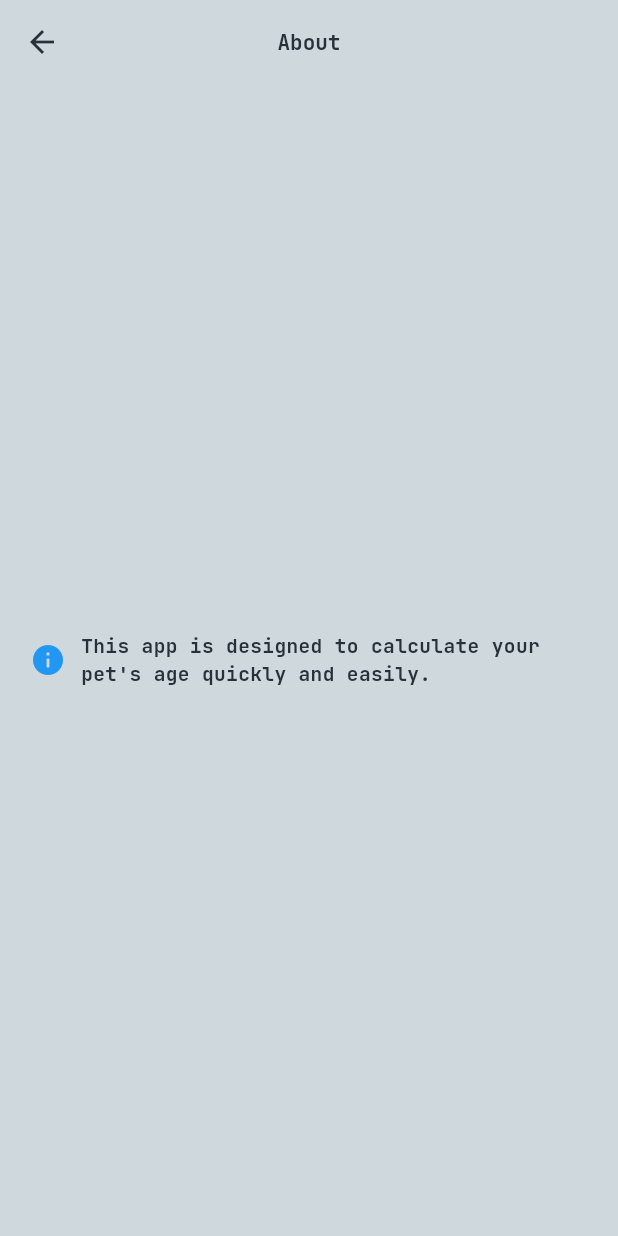
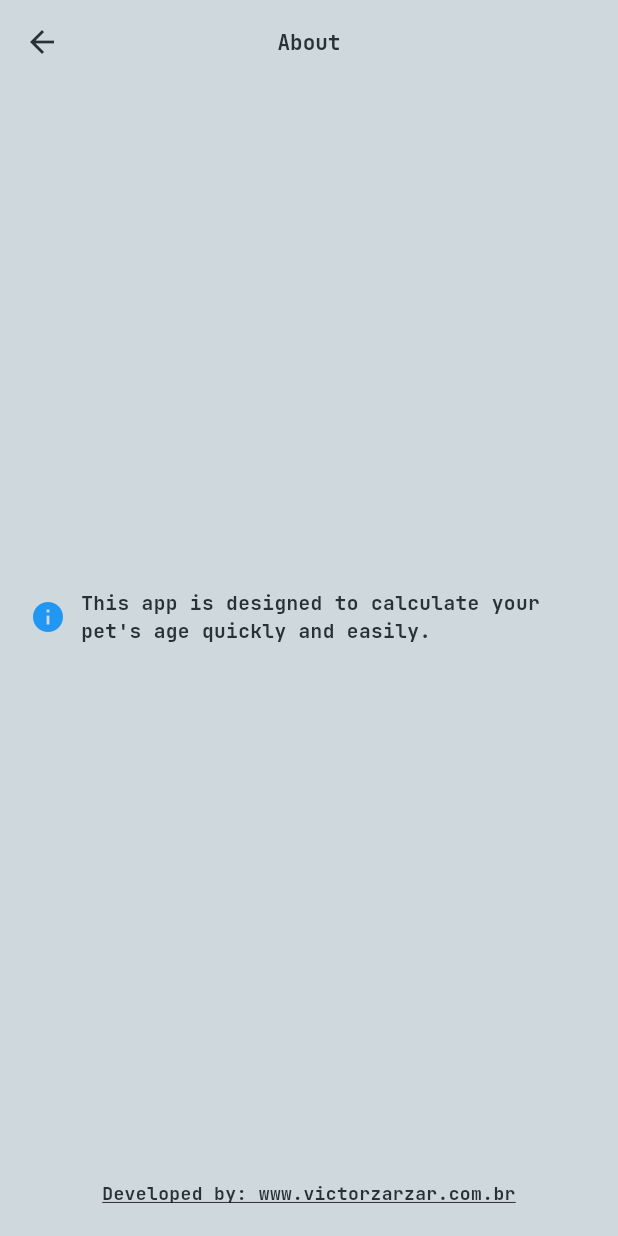
Before and after one commit to Victor-Zarzar/age-pet, a Flutter app: the SettingPage screen opened directly, after a tap on "About", on a phone screen of 412 x 824 dp. Run offline on Flutter 3.47's test engine with Material 3 defaults, Android fonts, the phone set to English and light mode, and no system bars; our stand-ins replace awesome_notifications, easy_localization, getwidget, google_fonts, shared_preferences; accounts and stored records are empty.

Commit message:
Chore: add package url_launcher and update component & correct semanticlabels

```diff
--- a/assets/translations/en-US.json
+++ b/assets/translations/en-US.json
@@ -24,6 +24,10 @@
   "responsedog": "Age - Years",
   "about": "About",
   "abouttext": "This app is designed to calculate your pet's age quickly and easily.",
+  "launch_error": "Could not launch",
+  "backtopage": "Back to page",
+  "informationicon": "Information icon",
+  "developed": "Developed by: www.victorzarzar.com.br",
   "image_pet": "Image Pets",
   "darkmode": "Dark Mode",
   "image_1_label": "Image of a kitten",
@@ -42,6 +46,8 @@
   "image_14_label": "Image of a puppy on a leash sitting",
   "image_15_label": "Image of a dog with hearts in the background",
   "image_16_label": "Image of a dog and a duckling",
+  "openbutton": "Open Button",
+  "closebutton": "Close Button",
   "title1": "How many years does a cat live?",
   "content1": "Currently, the average life expectancy of a domestic cat is 15 years. According to Petz's veterinarian, Dr. Viviane Itaziki, it applies to any cat, including those without a defined breed.",
   "title2": "Why do cats bite?",
--- a/assets/translations/es.json
+++ b/assets/translations/es.json
@@ -24,6 +24,10 @@
     "responsedog": "Edad - Años",
     "acerca de": "Acerca de",
     "abouttext": "Esta aplicación está diseñada para calcular la edad de tu mascota de forma rápida y sencilla.",
+    "launch_error": "No se pudo iniciar",
+    "backtopage": "Volver a la página",
+    "informationicon": "Ícono de información",
+    "developed": "Desarrollado por: www.victorzarzar.com.br",
     "image_pet": "Imagen de mascotas",
     "darkmode": "Modo Oscuro",
     "image_1_label": "Imagen de un gatito",
@@ -42,6 +46,8 @@
     "image_14_label": "Imagen de un cachorro sentado con una correa",
     "image_15_label": "Imagen de un perro con corazones de fondo",
     "image_16_label": "Imagen de un perro y un patito",
+    "openbutton": "Botón Abrir",
+    "closebutton": "Botón Cerrar",
     "title1": "¿Cuántos años vive un gato?",
     "content1": "Actualmente, la esperanza de vida media de un gato doméstico es de 15 años. Según la veterinaria de Petz, Dra. Viviane Itaziki, se aplica a cualquier gato, incluidos los que no tienen una raza definida.",
     "title2": "¿Por qué muerden los gatos?",
--- a/lib/pages/AboutPage/about_page.dart
+++ b/lib/pages/AboutPage/about_page.dart
@@ -5,6 +5,7 @@ import 'package:flutter/material.dart';
 import 'package:getwidget/getwidget.dart';
 import 'package:google_fonts/google_fonts.dart';
 import 'package:provider/provider.dart';
+import 'package:url_launcher/url_launcher.dart';
 
 class AboutPage extends StatefulWidget {
   const AboutPage({super.key});
@@ -14,6 +15,15 @@ class AboutPage extends StatefulWidget {
 }
 
 class _AboutPageState extends State<AboutPage> {
+  Future<void> _launchURL(String url) async {
+    final Uri uri = Uri.parse(url);
+    if (await canLaunchUrl(uri)) {
+      await launchUrl(uri);
+    } else {
+      throw '${'launch_error'.tr()} $url';
+    }
+  }
+
   @override
   Widget build(BuildContext context) {
     double myHeight = MediaQuery.of(context).size.height;
@@ -53,6 +63,7 @@ class _AboutPageState extends State<AboutPage> {
                         color: notifier.isDark
                             ? FontTextColor.secondaryColor
                             : FontTextColor.primaryColor,
+                        semanticLabel: 'backtopage'.tr(),
                       ),
                       onPressed: () {
                         Navigator.pop(context);
@@ -63,9 +74,17 @@ class _AboutPageState extends State<AboutPage> {
                 Expanded(
                   child: Padding(
                     padding: const EdgeInsets.all(20.0),
-                    child: Row(
+                    child: Column(
+                      crossAxisAlignment: CrossAxisAlignment.start,
+                      mainAxisAlignment: MainAxisAlignment.center,
                       children: [
-                        Icon(Icons.info, color: IconColor.secondaryColor),
+                        Row(
+                          children: [
+                            Icon(
+                              Icons.info,
+                              color: IconColor.secondaryColor,
+                              semanticLabel: 'informationicon'.tr(),
+                            ),
                             const SizedBox(width: 10),
                             Expanded(
                               child: Text(
@@ -83,6 +102,34 @@ class _AboutPageState extends State<AboutPage> {
                             ),
                           ],
                         ),
+                      ],
+                    ),
+                  ),
+                ),
+                Padding(
+                  padding: const EdgeInsets.all(20.0),
+                  child: Center(
+                    child: GestureDetector(
+                      onTap: () {
+                        _launchURL('https://www.victorzarzar.com.br');
+                      },
+                      child: Flexible(
+                        child: Text(
+                          'developed'.tr(),
+                          textAlign: TextAlign.center,
+                          style: GoogleFonts.jetBrainsMono(
+                            textStyle: TextStyle(
+                              fontSize: 12,
+                              fontWeight: FontWeight.bold,
+                              color: notifier.isDark
+                                  ? FontTextColor.secondaryColor
+                                  : FontTextColor.primaryColor,
+                              decoration: TextDecoration.underline,
+                            ),
+                          ),
+                        ),
+                      ),
+                    ),
                   ),
                 ),
               ],
--- a/lib/pages/CuriositiesPage/curiosities_app.dart
+++ b/lib/pages/CuriositiesPage/curiosities_app.dart
@@ -1,4 +1,5 @@
 import 'package:age_pet/components/AccordionData/accordion_data_app.dart';
+import 'package:easy_localization/easy_localization.dart';
 import 'package:flutter/material.dart';
 import 'package:getwidget/getwidget.dart';
 import 'package:google_fonts/google_fonts.dart';
@@ -47,12 +48,14 @@ class _CuriositiesPageState extends State<CuriositiesPage> {
                           color: notifier.isDark
                               ? IconColor.primaryColor
                               : IconColor.thirdColor,
+                          semanticLabel: 'openbutton'.tr(),
                         ),
                         expandedIcon: Icon(
                           Icons.keyboard_double_arrow_up,
                           color: notifier.isDark
                               ? IconColor.primaryColor
                               : IconColor.thirdColor,
+                          semanticLabel: 'closebutton'.tr(),
                         ),
                         title: item['title'],
                         content: item['content'],
--- a/lib/pages/SettingsPage/settings_page.dart
+++ b/lib/pages/SettingsPage/settings_page.dart
@@ -35,6 +35,7 @@ class _SettingPageState extends State<SettingPage> {
                     children: [
                       Image.asset(
                         'assets/imgs/pets.png',
+                        semanticLabel: 'image_pet'.tr(),
                       ),
                     ],
                   ),
@@ -46,7 +47,10 @@ class _SettingPageState extends State<SettingPage> {
                     value: notifier.isDark,
                     onChanged: (value) => notifier.changeTheme(),
                   ),
-                  leading: const Icon(Icons.dark_mode),
+                  leading: Icon(
+                    Icons.dark_mode,
+                    semanticLabel: 'darkmode'.tr(),
+                  ),
                   title: Text(
                     'darkmode'.tr(),
                     style: GoogleFonts.jetBrainsMono(
@@ -61,7 +65,10 @@ class _SettingPageState extends State<SettingPage> {
                   ),
                 ),
                 ListTile(
-                  leading: const Icon(Icons.info),
+                  leading: Icon(
+                    Icons.info,
+                    semanticLabel: 'informationicon'.tr(),
+                  ),
                   title: Text(
                     'about'.tr(),
                     style: GoogleFonts.jetBrainsMono(
--- a/pubspec.yaml
+++ b/pubspec.yaml
@@ -41,6 +41,7 @@ dependencies:
   provider: ^6.1.2
   shared_preferences: ^2.3.2
   awesome_notifications: ^0.9.3+1
+  url_launcher: ^6.3.0
 
 dev_dependencies:
   flutter_test:
```
Also changed, not shown: assets/translations/pt-BR.json (+26 -20 lines), pubspec.lock, 1 other file. Lines whose indentation alone changed are shown as unchanged.
